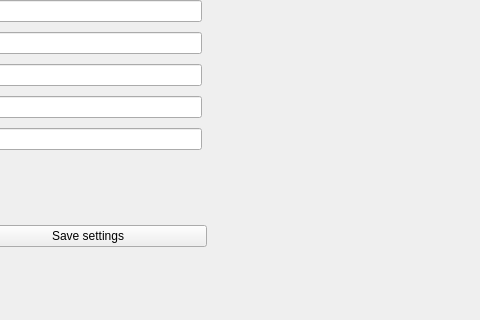
First picture: the form in ui/edit_segmentor_recover.ui, repository ddksr/segmentor-meshlab, before the edit; both pictures show x 295 to 775 and y 418 to 738 of the 775 by 738 pixel window.
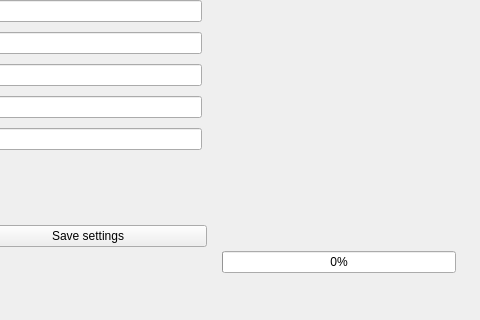
Second picture: the form after the edit.

Commit message: progress bar added, slots for buttons added

```diff
--- a/ui/edit_segmentor_recover.ui
+++ b/ui/edit_segmentor_recover.ui
@@ -413,6 +413,16 @@
          </property>
         </spacer>
        </item>
+       <item>
+        <widget class="QProgressBar" name="progressBar">
+         <property name="enabled">
+          <bool>true</bool>
+         </property>
+         <property name="value">
+          <number>0</number>
+         </property>
+        </widget>
+       </item>
       </layout>
      </item>
     </layout>
```
The commit also changes 5 other files.
